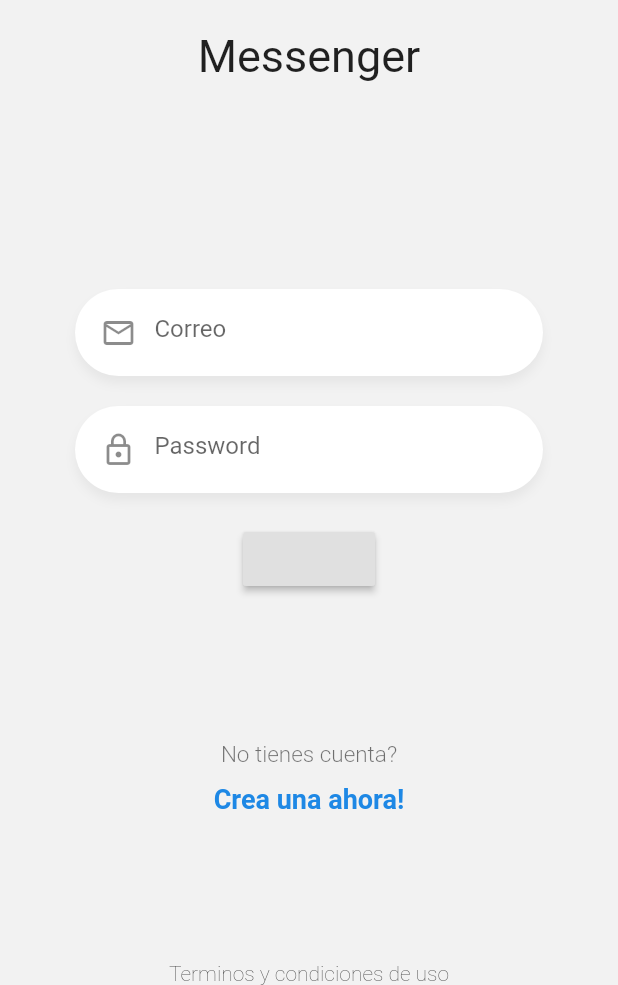
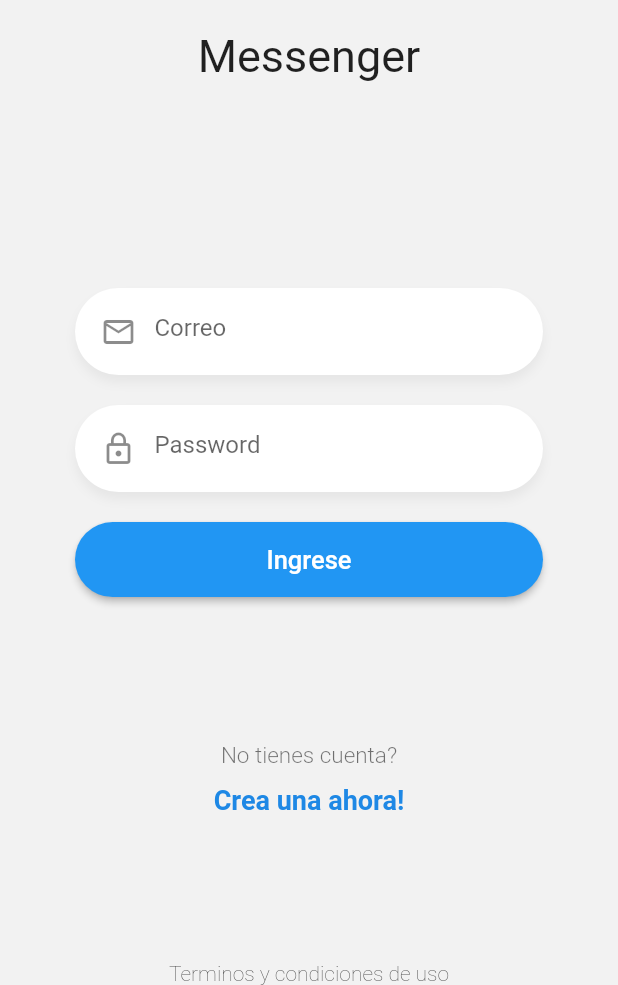
Before and after one commit to paulveliz/flutter-realtime-chat, a Flutter app: the screen it shows after launch, on a phone screen of 412 x 824 dp, the part 251-1236 px from its top. Run offline on Flutter 3.47's test engine with Material 2 defaults, Android fonts, the phone set to English and light mode, and no system bars.

Commit message:
Diseño boton de ingreso
- Se creo el boton de ingreso y se independizo para su posterior, re
utilizacion.

```diff
--- a/lib/pages/login_page.dart
+++ b/lib/pages/login_page.dart
@@ -1,4 +1,5 @@
 import 'package:flutter/material.dart';
+import 'package:real_time_chat/widgets/boton_azul.dart';
 import 'package:real_time_chat/widgets/custom_input.dart';
 import 'package:real_time_chat/widgets/custom_labels.dart';
 import 'package:real_time_chat/widgets/custom_logo.dart';
@@ -54,9 +55,13 @@ class __FormState extends State<_Form> {
             textController: passwordCtrl,
             isPassword: true,
           ),
-          RaisedButton(onPressed: (){
-
-          })
+          BotonAzul(
+            text: 'Ingrese',
+            onPressed: (){
+              print(emailCtrl.text);
+              print(passwordCtrl.text);
+            },
+          )
         ],
       ),
     );
--- /dev/null
+++ b/lib/widgets/boton_azul.dart
@@ -0,0 +1,26 @@
+import 'package:flutter/material.dart';
+
+class BotonAzul extends StatelessWidget {
+  final Function onPressed;
+  final String text;
+  const BotonAzul({@required this.onPressed, @required this.text});
+
+  @override
+  Widget build(BuildContext context) {
+
+    return RaisedButton(
+      elevation: 2,
+      highlightElevation: 5,
+      color: Colors.blue,
+      shape: StadiumBorder(),
+      child: Container(
+        padding: EdgeInsets.all(15),
+        width: double.infinity,
+        child: Center(
+          child: Text(this.text, style: TextStyle(color: Colors.white, fontSize: 17)),
+        ),
+      ),
+      onPressed: onPressed
+    );
+  }
+}
--- a/lib/widgets/custom_labels.dart
+++ b/lib/widgets/custom_labels.dart
@@ -8,7 +8,7 @@ class Labels extends StatelessWidget {
         children: [
           Text('No tienes cuenta?', style: TextStyle(color: Colors.black54, fontSize: 15, fontWeight: FontWeight.w300)),
           SizedBox(height: 10),
-          Text('Crea una ahora!', style: TextStyle(color: Colors.blue[600], fontSize: 18, fontWeight: FontWeight.bold))
+          Text('Crea una ahora!', style: TextStyle(color: Colors.blue[600], fontSize: 18, fontWeight: FontWeight.bold)),
         ],
       ),
     );
```
